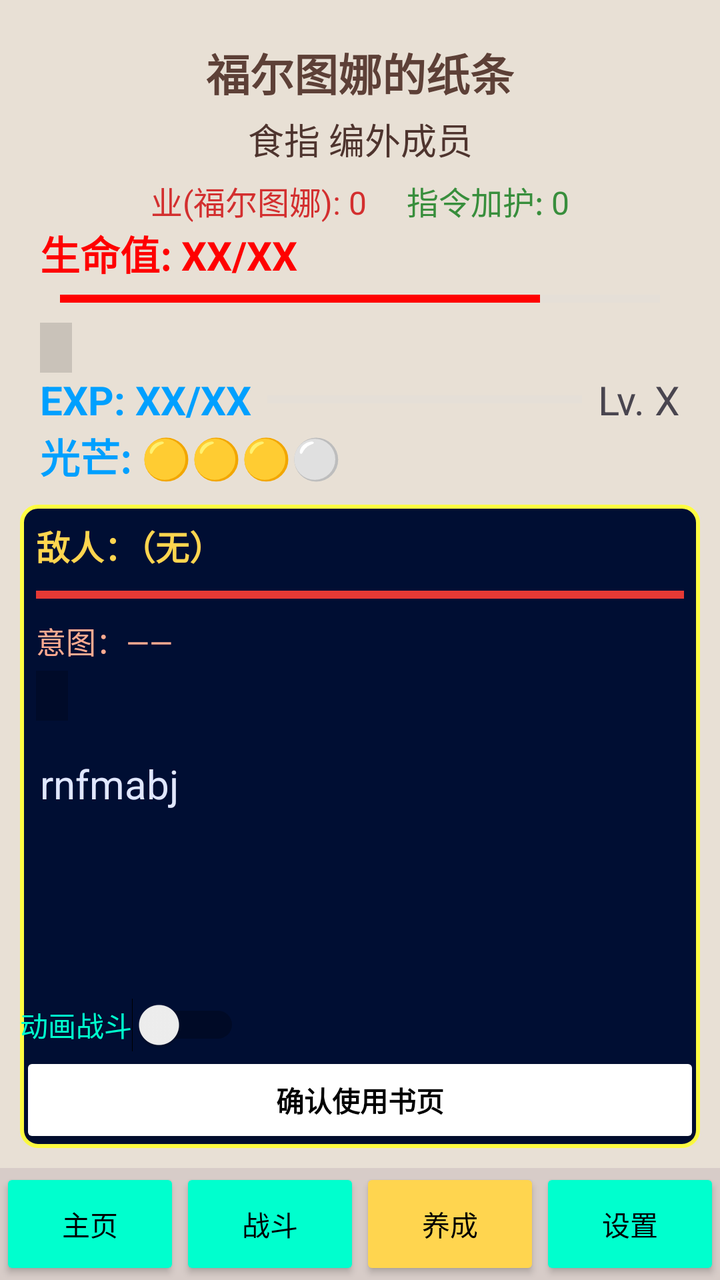
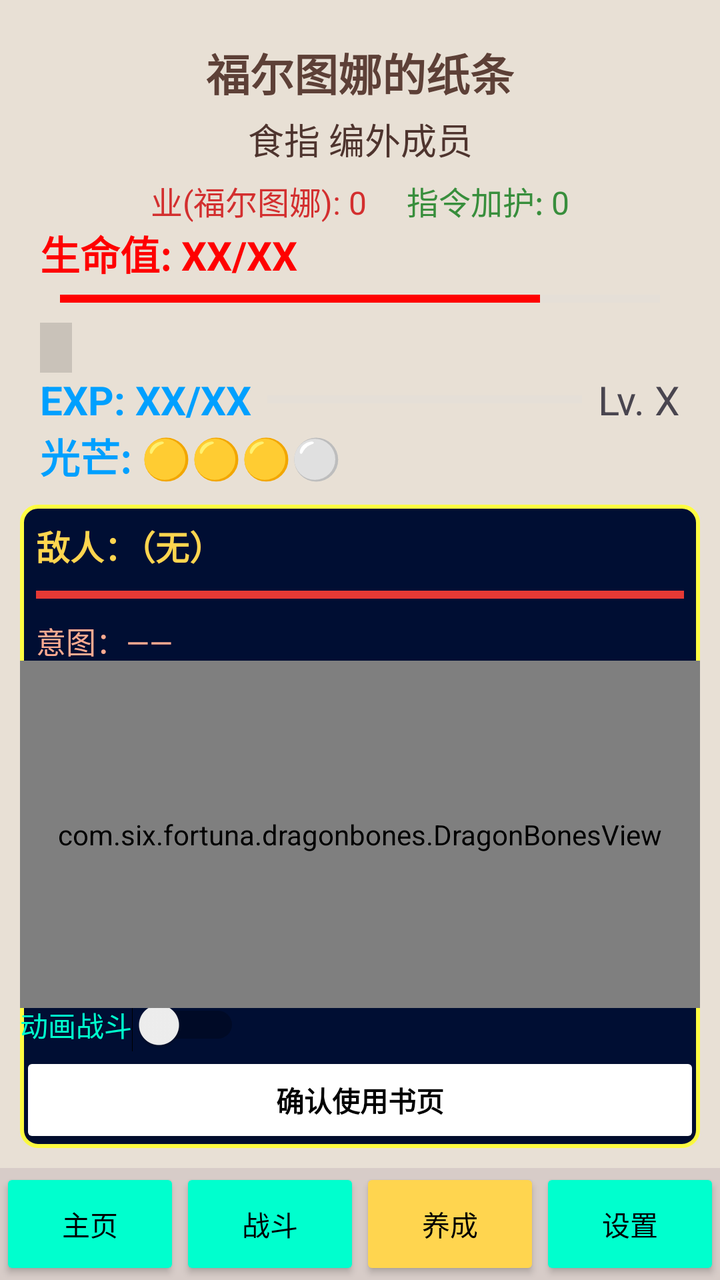

Screens rendered from an Android XML layout before and after an edit, with the pre-edit source and the edit as a unified diff.
<!-- AndroidManifest.xml: application theme Theme.Fortuna -->
<!-- res/layout/stats.xml -->
<?xml version="1.0" encoding="utf-8"?>
<RelativeLayout xmlns:android="http://schemas.android.com/apk/res/android"
    android:layout_width="match_parent"
    android:layout_height="match_parent"
    android:background="#E8E0D5">
    <LinearLayout
        android:id="@+id/top_stats"
        android:layout_width="match_parent"
        android:layout_height="wrap_content"
        android:layout_marginTop="20dp"
        android:paddingHorizontal="16dp"
        android:orientation="vertical"
        android:gravity="center">

        <TextView
            android:layout_width="wrap_content"
            android:layout_height="wrap_content"
            android:text="福尔图娜的纸条"
            android:textSize="22sp"
            android:textStyle="bold"
            android:textColor="#5D4037" />

        <TextView
            android:id="@+id/tv_title"
            android:layout_width="match_parent"
            android:layout_height="wrap_content"
            android:gravity="center"
            android:text="食指 编外成员"
            android:textSize="18sp"
            android:textColor="#4E342E"
            android:layout_marginTop="4dp" />

        <LinearLayout
            android:layout_width="match_parent"
            android:layout_height="wrap_content"
            android:orientation="horizontal"
            android:gravity="center"
            android:layout_marginTop="6dp">

            <TextView
                android:id="@+id/tv_karma"
                android:layout_width="wrap_content"
                android:layout_height="wrap_content"
                android:maxWidth="160dp"
                android:text="业(福尔图娜): 0"
                android:textSize="16sp"
                android:textColor="#D32F2F"
                android:layout_marginEnd="20dp" />

            <TextView
                android:id="@+id/tv_blessing"
                android:layout_width="wrap_content"
                android:layout_height="wrap_content"
                android:maxWidth="160dp"
                android:text="指令加护: 0"
                android:textSize="16sp"
                android:textColor="#388E3C" />
        </LinearLayout>
    </LinearLayout>

    <LinearLayout
        android:id="@+id/HPArea"
        android:layout_width="match_parent"
        android:layout_height="wrap_content"
        android:orientation="vertical"
        android:layout_marginHorizontal="20dp"
        android:layout_below="@id/top_stats">

        <LinearLayout
            android:id="@+id/HPSArea"
            android:layout_width="match_parent"
            android:layout_height="wrap_content"
            android:orientation="horizontal"
            android:layout_below="@id/HPArea"
            android:weightSum="5">
            <TextureView
                android:layout_weight="0"
                android:layout_width="0dp"
                android:layout_height="match_parent"/>
            <TextView
                android:layout_width="wrap_content"
                android:layout_height="wrap_content"
                android:id="@+id/HP"
                android:textColor="#F00"
                android:textSize="20dp"
                android:layout_weight="5"
                android:textStyle="bold"
                android:text="生命值: XX/XX"/>

            <TextureView
                android:layout_weight="0"
                android:layout_width="0dp"
                android:layout_height="match_parent"/>

            
            
            
            
            
            
            
            
            
            


            
            
        </LinearLayout>

        <LinearLayout
            android:layout_width="match_parent"
            android:layout_height="wrap_content"
            android:orientation="horizontal"
            android:weightSum="2"
            android:id="@+id/BarArea">
            <ProgressBar
                android:id="@+id/HPBar"
                style="?android:attr/progressBarStyleHorizontal"
                android:layout_width="0dp"
                android:layout_weight="2"
                android:layout_marginHorizontal="10dp"
                android:layout_height="wrap_content"
                android:max="100"
                android:progress="80"
                android:progressTint="#F00"
                android:progressBackgroundTint="#DDD"/>

            
            
            
            
            
            
            
            
            
            
            
        </LinearLayout>

        <HorizontalScrollView
            android:layout_width="match_parent"
            android:layout_height="wrap_content"
            android:layout_marginTop="4dp"
            android:scrollbars="none">
            <TextView
                android:id="@+id/tv_player_status"
                android:layout_width="wrap_content"
                android:layout_height="wrap_content"
                android:text=""
                android:textSize="14sp"
                android:textColor="#5D4037"
                android:background="#22000000"
                android:paddingHorizontal="8dp"
                android:paddingVertical="3dp"/>
        </HorizontalScrollView>

    </LinearLayout>
    <LinearLayout
        android:id="@+id/EXPArea"
        android:layout_width="match_parent"
        android:layout_height="wrap_content"
        android:orientation="horizontal"
        android:layout_below="@+id/HPArea"
        android:gravity="center_vertical"
        android:layout_marginHorizontal="20dp">
        

        <TextView
            android:id="@+id/EXPNumber"
            android:layout_width="wrap_content"
            android:layout_height="wrap_content"
            android:text="EXP: XX/XX"
            android:textColor="#00A0FF"
            android:textSize="20sp"
            android:textStyle="bold" />

        <ProgressBar
            android:id="@+id/EXPBar"
            style="?android:attr/progressBarStyleHorizontal"
            android:layout_width="0dp"
            android:layout_height="wrap_content"
            android:layout_weight="1"
            android:layout_marginStart="8dp"
            android:layout_marginEnd="8dp"
            android:max="100"
            android:progress="0"
            android:progressTint="#00A0FF"
            android:progressBackgroundTint="#DDD" />

        <TextView
            android:id="@+id/level"
            android:layout_width="wrap_content"
            android:layout_height="wrap_content"
            android:text="Lv. X"
            android:textSize="20sp" />
    </LinearLayout>

    <LinearLayout
        android:id="@+id/LTArea"
        android:layout_width="match_parent"
        android:layout_height="wrap_content"
        android:orientation="horizontal"
        android:layout_below="@+id/EXPArea"
        android:gravity="center_vertical"
        android:layout_marginHorizontal="20dp">


        
        <TextView
            android:id="@+id/LTAmount"
            android:layout_width="wrap_content"
            android:layout_height="wrap_content"
            android:text="光芒: 🟡🟡🟡⚪"
            android:textColor="#00A0FF"
            android:textSize="20sp"
            android:textStyle="bold" />
    </LinearLayout>

    <com.six.fortuna.dragonbones.DragonBonesView
        android:id="@+id/player_dragon_bones_view"
        android:layout_width="match_parent"
        android:layout_height="200dp"
        android:visibility="gone" />

    <LinearLayout
        android:layout_width="match_parent"
        android:layout_height="wrap_content"
        android:id="@+id/CombatArea"
        android:layout_below="@id/LTArea"
        android:orientation="vertical"
        android:background="@drawable/bg_combat_area"
        android:layout_above="@id/bottom_toolbar"
        android:layout_margin="10dp">
        
        
        <LinearLayout
            android:layout_width="match_parent"
            android:layout_height="wrap_content"
            android:orientation="vertical"
            android:padding="8dp">

            <TextView
                android:id="@+id/tv_enemy_name"
                android:layout_width="match_parent"
                android:layout_height="wrap_content"
                android:text="敌人：（无）"
                android:textColor="#FFD54F"
                android:textSize="17sp"
                android:textStyle="bold"/>

            <ProgressBar
                android:id="@+id/EnemyHPBar"
                style="?android:attr/progressBarStyleHorizontal"
                android:layout_width="match_parent"
                android:layout_height="wrap_content"
                android:layout_marginTop="4dp"
                android:max="100"
                android:progress="100"
                android:progressTint="#E53935"
                android:progressBackgroundTint="#555"/>

            <TextView
                android:id="@+id/tv_enemy_intent"
                android:layout_width="match_parent"
                android:layout_height="wrap_content"
                android:layout_marginTop="4dp"
                android:text="意图：——"
                android:textColor="#FFAB91"
                android:textSize="15sp"/>

            <HorizontalScrollView
                android:layout_width="match_parent"
                android:layout_height="wrap_content"
                android:layout_marginTop="4dp"
                android:scrollbars="none">
                <TextView
                    android:id="@+id/tv_enemy_status"
                    android:layout_width="wrap_content"
                    android:layout_height="wrap_content"
                    android:text=""
                    android:textSize="14sp"
                    android:textColor="#FFF3E0"
                    android:background="#33000000"
                    android:paddingHorizontal="8dp"
                    android:paddingVertical="3dp"/>
            </HorizontalScrollView>
        </LinearLayout>

        <TextView
            android:id="@+id/CombatText"
            android:layout_width="match_parent"
            android:layout_height="0dp"
            android:text="rnfmabj"
            android:layout_weight="1"
            android:textColor="#E0E7FF"
            android:textSize="20sp"
            android:layout_margin="10dp"
            android:scrollbars="vertical"
            android:fadeScrollbars="false"
            android:overScrollMode="always"/>
        
        <Switch
            android:id="@+id/switch_animated_battle"
            android:textColor="@color/玉色"
            android:layout_width="wrap_content"
            android:layout_height="wrap_content"
            android:text="动画战斗" />
        <Spinner
            android:id="@+id/BookPagesChoice"
            android:layout_width="match_parent"
            android:layout_height="wrap_content"
            android:background="#FFF3E0"
            android:dropDownWidth="match_parent"/>
        <Button
            android:id="@+id/ComfirmUsing"
            android:layout_width="match_parent"
            android:layout_height="wrap_content"
            android:text="确认使用书页"
            android:backgroundTint="#FFF"
            android:textColor="#000"
            android:textStyle="bold"/>

    </LinearLayout>

    <LinearLayout
        android:id="@+id/bottom_toolbar"
        android:layout_width="match_parent"
        android:layout_height="56dp"
        android:layout_alignParentBottom="true"
        android:orientation="horizontal"
        android:background="#D7CCC8"
        android:weightSum="4">

        <Button
            android:id="@+id/nav_home"
            android:layout_width="0dp"
            android:layout_weight="1"
            android:layout_height="match_parent"
            android:backgroundTint="#00FFCE"
            android:textColor="#000000"
            android:text="主页"/>

        <Button
            android:id="@+id/nav_stats"
            android:layout_width="0dp"
            android:layout_weight="1"
            android:layout_height="match_parent"
            android:backgroundTint="#00FFCE"
            android:textColor="#000000"
            android:text="战斗"/>

        <Button
            android:id="@+id/nav_deck"
            android:layout_width="0dp"
            android:layout_weight="1"
            android:layout_height="match_parent"
            android:backgroundTint="#FFD54F"
            android:textColor="#000000"
            android:text="养成"/>

        <Button
            android:id="@+id/nav_setting"
            android:layout_width="0dp"
            android:layout_weight="1"
            android:layout_height="match_parent"
            android:backgroundTint="#00FFCE"
            android:textColor="#000000"
            android:text="设置"/>

    </LinearLayout>
</RelativeLayout>
<!-- resources referenced by this layout -->
<resources>
  <!-- drawable bg_combat_area (drawable) -->
  <?xml version="1.0" encoding="utf-8"?>
  <shape xmlns:android="http://schemas.android.com/apk/res/android">
  
      
      <solid android:color="#000E33" />
  
      
      <stroke
          android:width="2dp"
          android:color="#FFFD42" />
  
      
      <corners android:radius="8dp" />
  
  </shape>
  <style name="Theme.Fortuna" parent="Base.Theme.Fortuna" />
  <style name="Base.Theme.Fortuna" parent="Theme.Material3.DayNight.NoActionBar">
          
          
      </style>
</resources>

<!-- the commit's change to res/layout/stats.xml (unified diff, before → after) -->
@@ -102,7 +102,7 @@
             
             
             
-
+            
 
             
             
@@ -217,12 +217,6 @@
             android:textSize="20sp"
             android:textStyle="bold" />
     </LinearLayout>
-
-    <com.six.fortuna.dragonbones.DragonBonesView
-        android:id="@+id/player_dragon_bones_view"
-        android:layout_width="match_parent"
-        android:layout_height="200dp"
-        android:visibility="gone" />
 
     <LinearLayout
         android:layout_width="match_parent"
@@ -324,6 +318,22 @@
 
     </LinearLayout>
 
+    <com.six.fortuna.dragonbones.DragonBonesView
+        android:id="@+id/player_dragon_bones_view"
+        android:layout_width="match_parent"
+        android:layout_height="0dp"
+        android:layout_above="@id/bottom_toolbar"
+        android:layout_below="@id/LTArea"
+
+        android:layout_marginStart="10dp"
+        android:layout_marginLeft="10dp"
+        android:layout_marginTop="88dp"
+        android:layout_marginEnd="10dp"
+        android:layout_marginRight="10dp"
+        android:layout_marginBottom="80dp"
+        android:background="#1A1A2E" />
+
+
     <LinearLayout
         android:id="@+id/bottom_toolbar"
         android:layout_width="match_parent"
